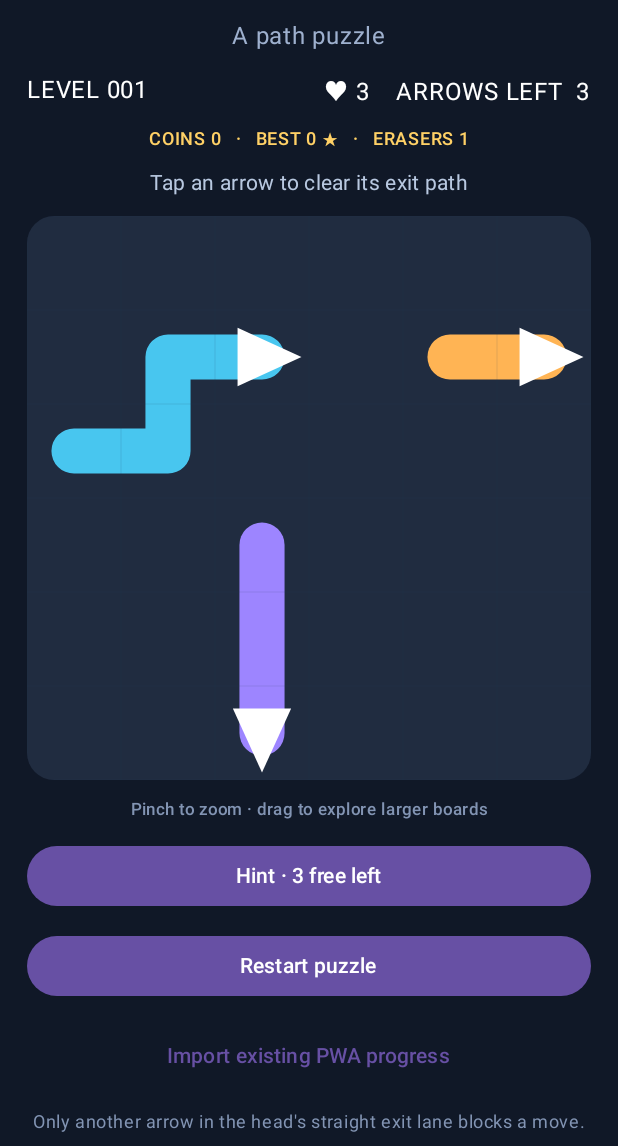
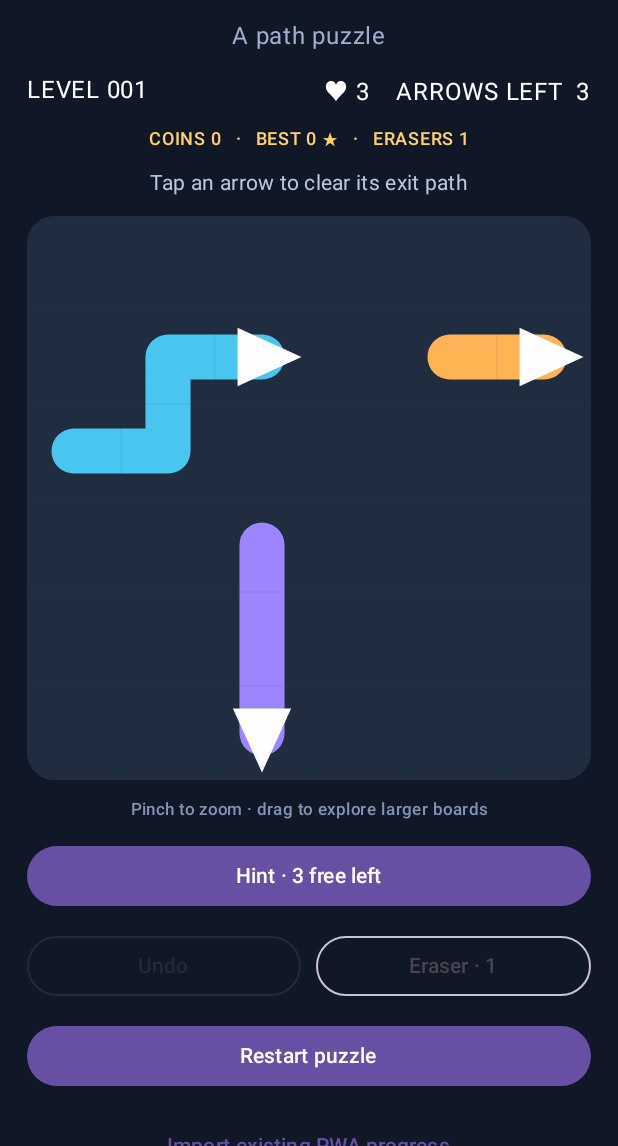
Before and after one commit to parya5103/Fletch_Game, an Android app built with Jetpack Compose: the @Preview function ArrowPreviewLight, on a phone screen of 412 x 824 dp, the part 90-1236 px from its top. Run offline under Robolectric (Android 15) with nearby library versions, the phone set to English and light mode, and no system bars; libraries missing offline, so code that uses them is left out: androidx.hilt.lifecycle; network calls fail.

Commit message:
fix(android): expose Arrow Out undo and eraser controls

```diff
--- a/android-native/app/src/main/java/com/aaryapratik/arrowout/nativeapp/presentation/ArrowOutScreen.kt
+++ b/android-native/app/src/main/java/com/aaryapratik/arrowout/nativeapp/presentation/ArrowOutScreen.kt
@@ -110,6 +110,10 @@ private val arrowColors=listOf(Color(0xFF48C6EF),Color(0xFFFFB454),Color(0xFF9D8
    Text("Pinch to zoom · drag to explore larger boards",color=Color(0xFF8294B3),style=MaterialTheme.typography.labelSmall)
    if(state.isSolved)Button(onClick={onEvent(ArrowUiEvent.Continue)},enabled=!isRestoring&&state.level<1000,modifier=Modifier.fillMaxWidth()){Text(if(state.level<1000)"Continue to Level ${state.level+1}" else "All 1,000 levels cleared")}
    Button(onClick={onEvent(ArrowUiEvent.Hint)},enabled=!isRestoring&&!state.isSolved&&!state.isFailed&&state.hintsUsed<ArrowPuzzleEngine.FREE_HINTS,modifier=Modifier.fillMaxWidth()){Text("Hint · ${ArrowPuzzleEngine.FREE_HINTS-state.hintsUsed} free left")}
+   Row(Modifier.fillMaxWidth(),horizontalArrangement=Arrangement.spacedBy(10.dp)){
+    OutlinedButton(onClick={onEvent(ArrowUiEvent.Undo)},enabled=!isRestoring&&!state.isFailed&&state.undoStack.isNotEmpty(),modifier=Modifier.weight(1f)){Text("Undo")}
+    OutlinedButton(onClick={onEvent(ArrowUiEvent.ToggleEraser)},enabled=!isRestoring&&!state.isSolved&&!state.isFailed&&(state.erasersRemaining>0||state.eraserMode),modifier=Modifier.weight(1f)){Text(if(state.eraserMode)"Cancel eraser" else "Eraser · ${state.erasersRemaining}")}
+   }
    Button(onClick={onEvent(ArrowUiEvent.Restart)},enabled=!isRestoring,modifier=Modifier.fillMaxWidth()){Text(if(state.isFailed)"Retry level" else "Restart puzzle")}
    TextButton(onClick={showImport=!showImport},enabled=!isRestoring){Text(if(showImport)"Close progress import" else "Import existing PWA progress")}
    if(showImport){
```
